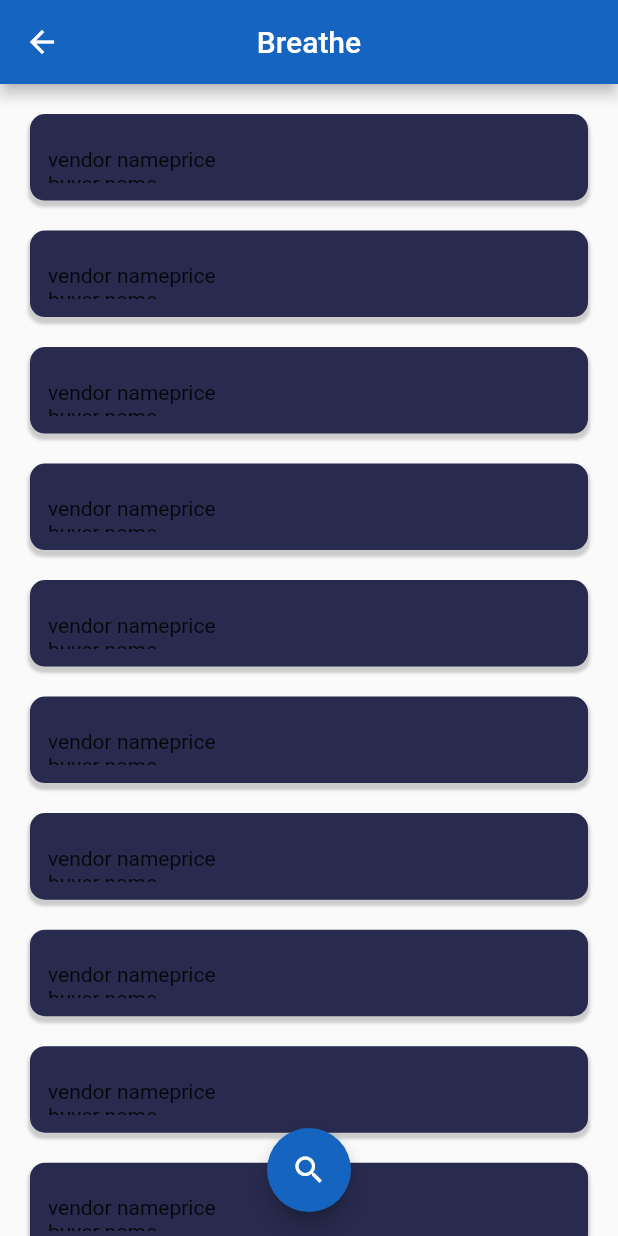
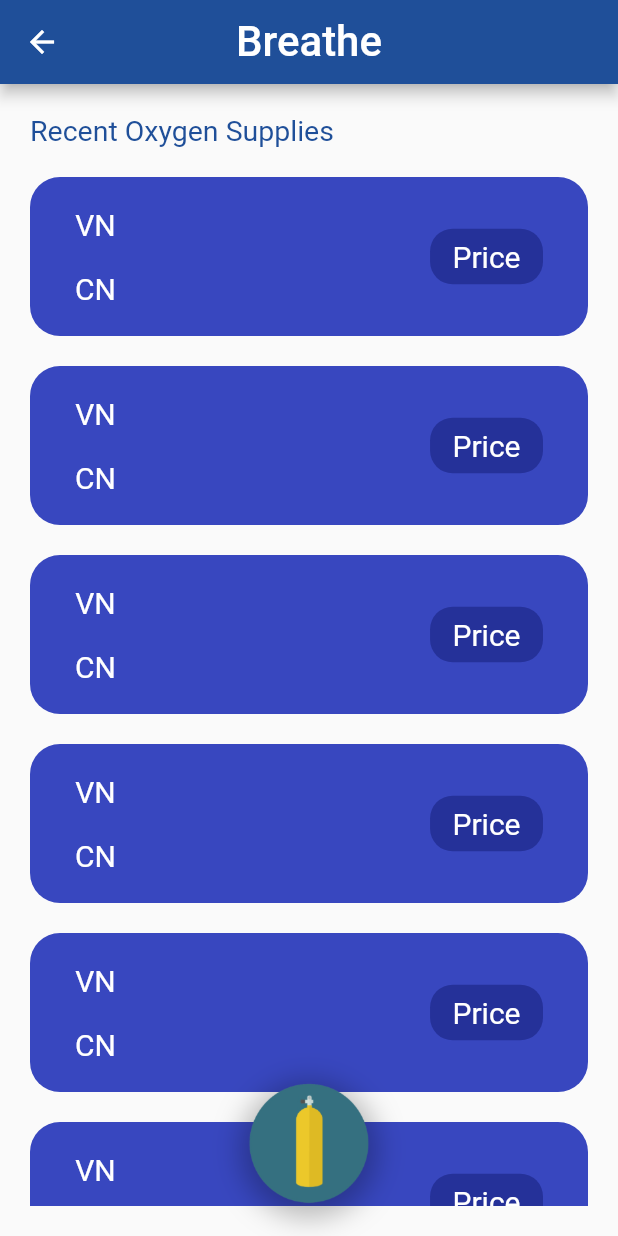
Before and after one commit to M-Manas-s/Breathe, a Flutter app: the Dashboard screen opened by its route, on a phone screen of 412 x 824 dp. Run offline on Flutter 3.47's test engine with Material 2 defaults, Android fonts, the phone set to English and light mode, and no system bars; our stand-ins replace cloud_firestore, firebase_auth, firebase_core, flutter_spinkit, google_maps_flutter, modal_progress_hud and 1 more; accounts and stored records are empty.

Commit message:
Dashboard UI

```diff
--- a/lib/Classes/CustomCard.dart
+++ b/lib/Classes/CustomCard.dart
@@ -6,32 +6,32 @@ class CustomCard extends StatelessWidget {
   final double radius;
   final EdgeInsets padding;
   final EdgeInsets margin;
+  final bool shadow;
 
   CustomCard(
       {@required this.child,
         this.color = const Color(0xFF282B4E),
         this.radius = 10.0,
         this.padding,
-        this.margin});
+        this.margin,
+      this.shadow = false});
 
   @override
   Widget build(BuildContext context) {
     Size query = MediaQuery.of(context).size;
     return Container(
-        width: query.width * 0.9,
-        height: query.height * 0.07,
         margin: margin == null ? EdgeInsets.only(top: 5, bottom: 5) : margin,
         decoration: BoxDecoration(
           color: color,
           borderRadius: BorderRadius.all(Radius.circular(radius)),
-          boxShadow: [
+          boxShadow: shadow ? [
             BoxShadow(
               color: Colors.grey.withOpacity(0.5),
               spreadRadius: 1,
               blurRadius: 1,
               offset: Offset(0, 3), // changes position of shadow
             ),
-          ],
+          ] : null,
         ),
         child: Container(
           child: InkWell(
--- /dev/null
+++ b/lib/Classes/Vendor.dart
@@ -0,0 +1,18 @@
+import 'package:google_maps_flutter/google_maps_flutter.dart';
+
+class Vendor {
+  final String name;
+  final String email;
+  final int phno;
+  final double price;
+  final int quantity;
+  final LatLng location;
+
+  Vendor(
+      {this.name,
+      this.price,
+      this.email,
+      this.quantity,
+      this.phno,
+      this.location});
+}
--- a/lib/Classes/vendor_class.dart
+++ /dev/null
@@ -1,8 +0,0 @@
-class Vendor{
-   String name;
-   String email;
-   int phno;
-   int quantity;
-  Vendor(
-      {this.name, this.email, this.quantity, this.phno});
-}
--- a/lib/Screens/Dashboard.dart
+++ b/lib/Screens/Dashboard.dart
@@ -23,42 +23,98 @@ class _DashboardState extends State<Dashboard> {
   Widget build(BuildContext context) {
     return Scaffold(
       appBar: AppBar(
-        backgroundColor: Color(0xFF1565C0),
-        title: Text('Breathe',style: TextStyle(color: Colors.white),),
+        backgroundColor: Color(0xFF1F4F99),
+        title: Text(
+          'Breathe',
+          style: TextStyle(color: Colors.white, fontSize: 28),
+        ),
         centerTitle: true,
         iconTheme: IconThemeData(color: Colors.white),
       ),
-      floatingActionButton: FloatingActionButton(
-        backgroundColor: Color(0xFF1565C0),
-        child: Icon(Icons.search_sharp),
-        onPressed: (){Navigator.of(context).push(MaterialPageRoute(builder: (context) => Info()));},
+      floatingActionButtonLocation: FloatingActionButtonLocation.centerFloat,
+      floatingActionButton: GestureDetector(
+        onTap: () {
+          Navigator.pushAndRemoveUntil(
+              context, CustomRoute(builder: (_) => Search()), (r) => false);
+        },
+        child: Container(
+          decoration: BoxDecoration(
+            shape: BoxShape.circle,
+            boxShadow: [
+              BoxShadow(
+                spreadRadius: 0.01,
+                color: Colors.black26,
+                offset: Offset(0, 4),
+                blurRadius: 15,
+              )
+            ],
+          ),
+          child: Container(
+            width: 130,
+            child: Hero(
+              tag: 'icon',
+              child: Image.asset('Assets/Images/icon.png'),
+            ),
+          ),
+        ),
       ),
-      floatingActionButtonLocation: FloatingActionButtonLocation.centerFloat,
       body: Container(
-        child: Center(
-          child: ListView.builder(
-            itemCount: 10,
-            itemBuilder: (BuildContext context,int index) {
-              return CustomCard(
-                  child: ListView(
-                    children: <Widget>[
-                      Padding(padding: EdgeInsets.only(top: 10)),
-                      Row(
-                        children: <Widget>[
-                          Text('vendor name'),
-                          Center(child: Text('price'),)
-                        ],
-                      ),
-                      Row(
-                        children: <Widget>[
-                          Text('buyer name')
-                        ],
-                      ),
-                    ],
-                  ),
-                  padding: EdgeInsets.all(12), margin: EdgeInsets.only(left: 20, right: 20,top: 20));
-            },
-          ),
+        margin: EdgeInsets.symmetric(horizontal: 20,vertical: 20),
+        child: Column(
+          crossAxisAlignment: CrossAxisAlignment.start,
+          children: [
+            Container(
+              margin: EdgeInsets.only(bottom:10),
+              child: Text("Recent Oxygen Supplies",
+                  style: TextStyle(color: Color(0xFF1F4F99), fontSize: 19)),
+            ),
+            Flexible(
+              child: ListView.builder(
+                shrinkWrap: true,
+                scrollDirection: Axis.vertical,
+                itemCount: 10,
+                itemBuilder: (BuildContext context, int index) {
+                  return CustomCard(
+                    child: Row(
+                      mainAxisAlignment: MainAxisAlignment.spaceBetween,
+                      children: [
+                        Column(children: [
+                          Text("VN", style: TextStyle(
+                              fontSize: 20,
+                            color: Colors.white
+                          ),),
+                          SizedBox(height: 20,),
+                          Text("CN", style: TextStyle(
+                            fontSize: 20,
+                              color: Colors.white
+                          ,),)
+                        ]),
+                        Column(
+                          mainAxisAlignment: MainAxisAlignment.center,
+                          children: [
+                            CustomCard(
+                              shadow : false,
+                              padding : EdgeInsets.symmetric(horizontal: 15, vertical: 7),
+                              color: Color(0xff253199),
+                              child: Text("Price", style: TextStyle(
+                                fontSize: 20,
+                                color: Colors.white
+                                ,)),
+                              radius: 15,
+                            ),
+                          ],
+                        )
+                      ],
+                    ),
+                    padding: EdgeInsets.symmetric(horizontal: 30, vertical: 20),
+                    margin: EdgeInsets.symmetric(vertical: 10),
+                    radius: 20.0,
+                    color: Color(0xFF3847bf),
+                  );
+                },
+              ),
+            ),
+          ],
         ),
       ),
     );
--- a/pubspec.yaml
+++ b/pubspec.yaml
@@ -31,7 +31,7 @@ dependencies:
   firebase_core: ^1.4.0
   firebase_auth: ^3.0.1
   cloud_firestore: ^2.4.0
-
+  geolocator: ^7.3.0
 
   # The following adds the Cupertino Icons font to your application.
   # Use with the CupertinoIcons class for iOS style icons.
```
Also changed, not shown: pubspec.lock.
